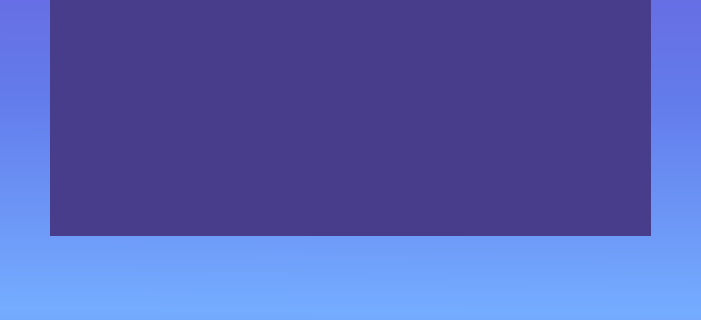
Qt form TriviadorGame/TriviadorGame/TriviadorGame.ui (Mihnea11/Triviador) before a commit; both pictures show x 190 to 891 and y 515 to 835 of the 1142 by 835 pixel window.
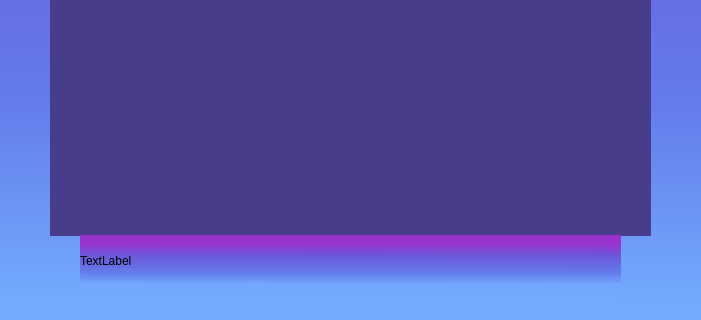
The same form after that commit.

Commit message: Added a textLabel which shows the error at registering.

```diff
--- a/TriviadorGame/TriviadorGame/TriviadorGame.ui
+++ b/TriviadorGame/TriviadorGame/TriviadorGame.ui
@@ -467,6 +467,19 @@
      </property>
     </widget>
    </widget>
+   <widget class="QLabel" name="ErrorLabel">
+    <property name="geometry">
+     <rect>
+      <x>270</x>
+      <y>750</y>
+      <width>541</width>
+      <height>51</height>
+     </rect>
+    </property>
+    <property name="text">
+     <string>TextLabel</string>
+    </property>
+   </widget>
   </widget>
  </widget>
  <layoutdefault spacing="6" margin="11"/>
```
The commit also changes 1 other file.
